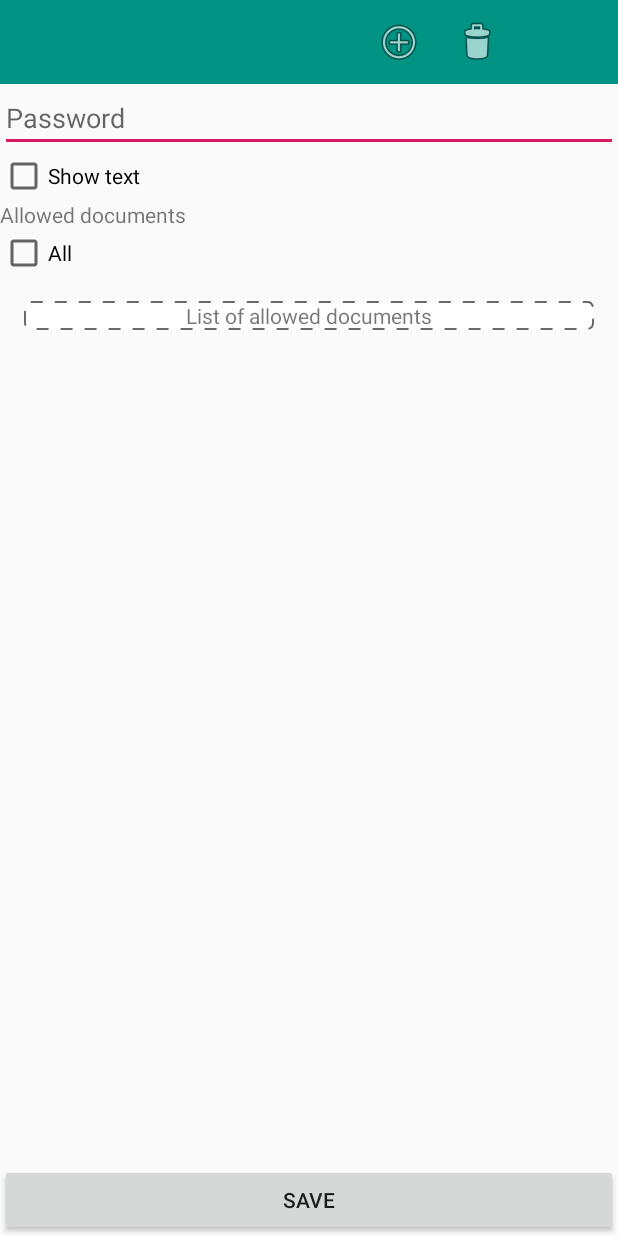
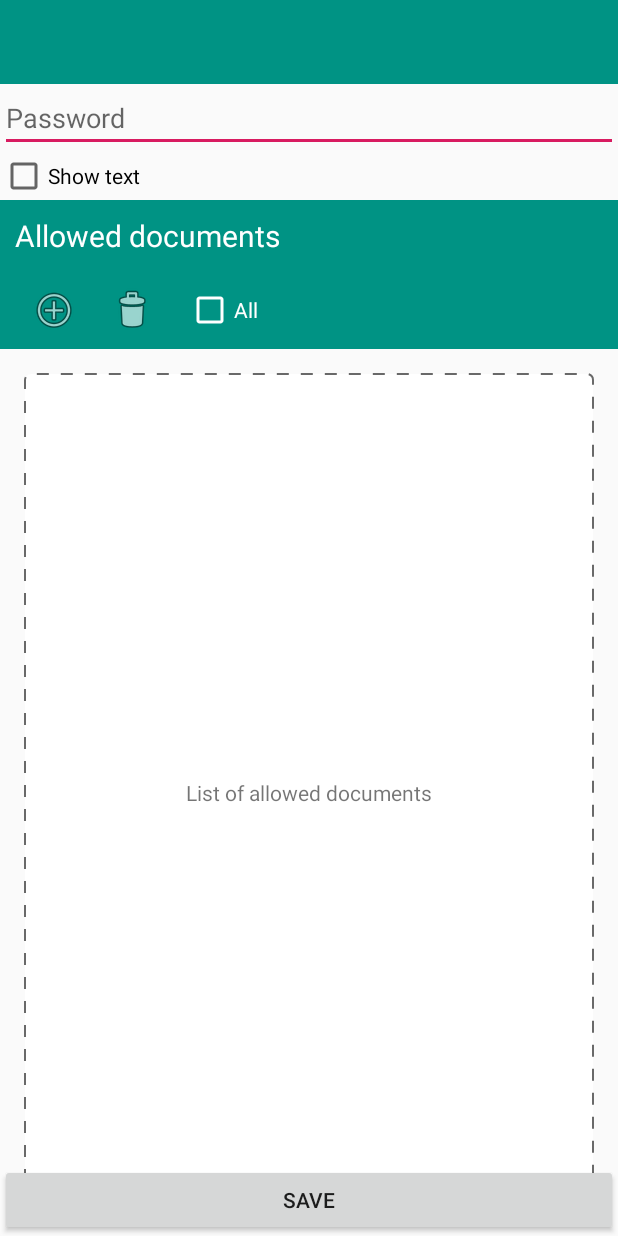
Before and after one commit to Xerusial/EEM, an Android app: the ExamEditorActivity screen opened directly, with no data from a screen before it, on a phone screen of 412 x 824 dp. Run offline under Robolectric (Android 15) with nearby library versions, the phone set to English and light mode, and no system bars; libraries missing offline, so code that uses them is left out: org.yaml.snakeyaml; 1 statement that could not run was skipped.

Commit message:
[IMP][EEM] Updated Exam Editor
Signed-off-by: Jan Siegmund <jsiegmun@hm.edu>

```diff
--- a/src/eem_host/src/main/java/edu/hm/eem_host/view/ExamEditorActivity.java
+++ b/src/eem_host/src/main/java/edu/hm/eem_host/view/ExamEditorActivity.java
@@ -2,6 +2,9 @@ package edu.hm.eem_host.view;
 
 import android.Manifest;
 import android.app.Activity;
+
+import androidx.annotation.Nullable;
+import androidx.fragment.app.Fragment;
 import androidx.lifecycle.ViewModelProviders;
 
 import android.app.AlertDialog;
@@ -19,8 +22,8 @@ import android.widget.CheckBox;
 import android.widget.EditText;
 import android.widget.ImageButton;
 import android.widget.RadioGroup;
-import android.widget.TextView;
 import android.widget.Toast;
+import android.widget.Toolbar;
 
 import java.io.File;
 import java.io.IOException;
@@ -38,7 +41,9 @@ public class ExamEditorActivity extends AppCompatActivity implements View.OnClic
 
     private EditText pwField;
     private CheckBox allDocAllowedField;
-    private ImageButton del_button;
+    private ImageButton delButton;
+    private ImageButton addButton;
+    private View docList;
 
     private final int MY_PERMISSIONS_REQUEST_READ_EXTERNAL_STORAGE = 1;
     private final int READ_REQUEST_CODE = 1;
@@ -52,20 +57,34 @@ public class ExamEditorActivity extends AppCompatActivity implements View.OnClic
         setContentView(R.layout.activity_exam_editor);
         pwField = findViewById(R.id.pass);
         allDocAllowedField = findViewById(R.id.allDocsAllowed);
-        del_button = findViewById(R.id.bt_del_doc);
-        findViewById(R.id.bt_add_doc).setOnClickListener(v -> showNameDialog());
-        del_button.setOnClickListener(v -> model.getLivedata().removeSelected());
+        delButton = findViewById(R.id.bt_del_doc);
+        addButton = findViewById(R.id.bt_add_doc);
+        addButton.setOnClickListener(v -> showNameDialog());
+        delButton.setOnClickListener(v -> model.getLivedata().removeSelected());
         findViewById(R.id.bt_save).setOnClickListener(this);
         ((CheckBox)findViewById(R.id.showPass)).setOnCheckedChangeListener((buttonView, isChecked) -> {
             if(isChecked) pwField.setTransformationMethod(null);
             else pwField.setTransformationMethod(new PasswordTransformationMethod());
         });
-        ((TextView)findViewById(R.id.examName)).setText(examName);
+        docList = findViewById(R.id.doc_list);
+        allDocAllowedField.setOnCheckedChangeListener((buttonView, isChecked) -> {
+            docUISetEnabled(!isChecked);
+        });
         allDocAllowedField.setChecked(model.getCurrent().allDocumentsAllowed);
+        ((Toolbar)findViewById(R.id.toolbar2)).setTitle(examName);
     }
 
     private void setFields(){
         model.getCurrent().allDocumentsAllowed = allDocAllowedField.isChecked();
+    }
+
+    private void docUISetEnabled(boolean enable){
+        delButton.setEnabled(enable);
+        addButton.setEnabled(enable);
+        delButton.setAlpha(enable?1.0f:0.5f);
+        addButton.setAlpha(enable?1.0f:0.5f);
+        docList.setAlpha(enable?1.0f:0.5f);
+        docList.setEnabled(enable);
     }
 
     @Override
@@ -118,7 +137,7 @@ public class ExamEditorActivity extends AppCompatActivity implements View.OnClic
     @Override
     public void onListFragmentLongPress() {
         int sel_cnt = model.getLivedata().getSelectionCount();
-        del_button.setEnabled(sel_cnt>0);
+        delButton.setEnabled(sel_cnt>0);
     }
 
     private void openFileManager(){
--- a/src/eem_host/src/main/res/layout/activity_exam_editor.xml
+++ b/src/eem_host/src/main/res/layout/activity_exam_editor.xml
@@ -11,55 +11,21 @@
         android:layout_width="match_parent"
         android:layout_height="wrap_content"
         android:background="?attr/colorPrimary"
-        android:gravity="end"
         android:minHeight="?attr/actionBarSize"
-        android:theme="?attr/actionBarTheme"
-        app:layout_constraintTop_toTopOf="parent">
-
-        <TextView
-            android:id="@+id/examName"
-            android:layout_width="wrap_content"
-            android:layout_height="wrap_content"
-            android:ellipsize="end"
-            android:ems="8"
-            android:maxLines="1"
-            android:paddingStart="10dp"
-            android:paddingEnd="20dp"
-            android:textColor="#00FFFFFF"
-            android:textSize="24sp"
-            android:textStyle="bold"
-            tools:layout_editor_absoluteX="16dp"
-            tools:layout_editor_absoluteY="18dp" />
-
-        <ImageButton
-            android:id="@+id/bt_add_doc"
-            android:layout_width="wrap_content"
-            android:layout_height="wrap_content"
-            android:background="@null"
-            android:contentDescription="@string/add"
-            android:paddingLeft="10dp"
-            android:paddingRight="10dp"
-            android:elevation="0dp"
-            app:srcCompat="@android:drawable/ic_menu_add" />
-
-        <ImageButton
-            android:id="@+id/bt_del_doc"
-            android:layout_width="wrap_content"
-            android:layout_height="wrap_content"
-            android:background="@null"
-            android:contentDescription="@string/del"
-            android:paddingLeft="10dp"
-            android:paddingRight="10dp"
-            app:srcCompat="@android:drawable/ic_menu_delete" />
+        android:theme="@style/ThemeOverlay.AppCompat.Dark.ActionBar"
+        app:layout_constraintTop_toTopOf="parent"
+        tools:title="ExamTitle">
 
     </android.widget.Toolbar>
 
-    <LinearLayout
-        android:layout_width="match_parent"
-        android:layout_height="wrap_content"
+    <androidx.constraintlayout.widget.ConstraintLayout
+        android:layout_width="0dp"
+        android:layout_height="0dp"
         android:orientation="vertical"
+        app:layout_constraintRight_toRightOf="parent"
+        app:layout_constraintLeft_toLeftOf="parent"
         app:layout_constraintTop_toBottomOf="@+id/toolbar2"
-        tools:layout_editor_absoluteX="10dp">
+        app:layout_constraintBottom_toBottomOf="parent">
 
         <EditText
             android:id="@+id/pass"
@@ -69,35 +35,86 @@
             android:hint="@string/password"
             android:importantForAutofill="no"
             android:inputType="textPassword"
+            app:layout_constraintTop_toTopOf="parent"
+            app:layout_constraintRight_toRightOf="parent"
+            app:layout_constraintLeft_toLeftOf="parent"
             tools:targetApi="o" />
 
         <CheckBox
             android:id="@+id/showPass"
             android:layout_width="match_parent"
             android:layout_height="wrap_content"
-            android:text="@string/stext" />
+            android:text="@string/stext"
+            app:layout_constraintTop_toBottomOf="@id/pass"
+            app:layout_constraintRight_toRightOf="parent"
+            app:layout_constraintLeft_toLeftOf="parent"/>
 
         <TextView
             android:id="@+id/headerDocList"
             android:layout_width="match_parent"
             android:layout_height="wrap_content"
-            android:text="@string/adoc" />
+            android:text="@string/adoc"
+            android:textSize="20sp"
+            android:textColor="@color/white"
+            android:background="@color/colorPrimary"
+            android:padding="10dp"
+            app:layout_constraintLeft_toLeftOf="parent"
+            app:layout_constraintRight_toRightOf="parent"
+            app:layout_constraintTop_toBottomOf="@id/showPass" />
 
-        <CheckBox
-            android:id="@+id/allDocsAllowed"
+        <LinearLayout
+            android:id="@+id/document_toolbar"
             android:layout_width="match_parent"
             android:layout_height="wrap_content"
-            android:text="@string/all" />
+            android:orientation="horizontal"
+            android:background="@color/colorPrimary"
+            app:layout_constraintTop_toBottomOf="@id/headerDocList"
+            android:padding="10dp">
+
+            <ImageButton
+                android:id="@+id/bt_add_doc"
+                android:layout_width="wrap_content"
+                android:layout_height="wrap_content"
+                android:background="@null"
+                android:contentDescription="@string/add"
+                android:elevation="0dp"
+                android:paddingLeft="10dp"
+                android:paddingRight="10dp"
+                app:srcCompat="@android:drawable/ic_menu_add" />
+
+            <ImageButton
+                android:id="@+id/bt_del_doc"
+                android:layout_width="wrap_content"
+                android:layout_height="wrap_content"
+                android:background="@null"
+                android:contentDescription="@string/del"
+                android:paddingLeft="10dp"
+                android:paddingRight="10dp"
+                app:srcCompat="@android:drawable/ic_menu_delete" />
+
+            <CheckBox
+                android:id="@+id/allDocsAllowed"
+                android:layout_width="wrap_content"
+                android:layout_height="wrap_content"
+                android:layout_marginLeft="10dp"
+                android:buttonTint="@color/white"
+                android:text="@string/all"
+                android:textColor="@color/white" />
+        </LinearLayout>
 
         <fragment
-            android:id="@+id/docList"
+            android:id="@+id/doc_list"
             android:name="edu.hm.eem_library.view.ItemListFragment"
-            android:layout_width="match_parent"
-            android:layout_height="wrap_content"
+            android:layout_width="0dp"
+            android:layout_height="0dp"
+            tools:layout="@layout/fragment_itemlist"
             app:ListContent="EXAMDOCUMENT"
-            tools:layout="@layout/fragment_itemlist" />
+            app:layout_constraintTop_toBottomOf="@id/document_toolbar"
+            app:layout_constraintRight_toRightOf="parent"
+            app:layout_constraintLeft_toLeftOf="parent"
+            app:layout_constraintBottom_toBottomOf="parent"/>
 
-    </LinearLayout>
+    </androidx.constraintlayout.widget.ConstraintLayout>
 
     <Button
         android:id="@+id/bt_save"
--- a/src/eem_library/src/main/java/edu/hm/eem_library/model/ExamDocument.java
+++ b/src/eem_library/src/main/java/edu/hm/eem_library/model/ExamDocument.java
@@ -45,20 +45,22 @@ public class ExamDocument{
 
     public void incrName(){
         String[] parts = name.split(" ");
-        final int preEndIndex = parts.length-1;
+        int preEndIndex = parts.length-1;
         int num;
         try {
             num = Integer.parseInt(parts[preEndIndex]);
             num++;
         } catch (NumberFormatException e){
             num = 1;
+            preEndIndex = parts.length;
         }
         name = "";
-        StringBuilder builder = new StringBuilder(name);
+        StringBuilder builder = new StringBuilder(parts[0] + ' ');
         for(int i = 1; i<preEndIndex; i++){
             builder.append(parts[i]);
             builder.append(' ');
         }
         builder.append(num);
+        name = builder.toString();
     }
 }
--- a/src/eem_library/src/main/java/edu/hm/eem_library/view/AbstractMainActivity.java
+++ b/src/eem_library/src/main/java/edu/hm/eem_library/view/AbstractMainActivity.java
@@ -19,7 +19,6 @@ import android.widget.Toolbar;
 
 import edu.hm.eem_library.R;
 import edu.hm.eem_library.model.ExamListViewModel;
-import edu.hm.eem_library.view.ItemListFragment;
 
 public abstract class AbstractMainActivity extends AppCompatActivity implements ItemListFragment.OnListFragmentPressListener {
 
--- a/src/eem_library/src/main/res/layout/activity_abstract_main.xml
+++ b/src/eem_library/src/main/res/layout/activity_abstract_main.xml
@@ -49,13 +49,15 @@
     </android.widget.Toolbar>
 
     <fragment
-        android:id="@+id/fragment"
+        android:id="@+id/doc_list"
         android:name="edu.hm.eem_library.view.ItemListFragment"
-        android:layout_width="match_parent"
-        android:layout_height="wrap_content"
+        android:layout_width="0dp"
+        android:layout_height="0dp"
         app:ListContent="EXAM"
         app:layout_constraintLeft_toLeftOf="parent"
+        app:layout_constraintRight_toRightOf="parent"
         app:layout_constraintTop_toBottomOf="@id/toolbar"
+        app:layout_constraintBottom_toBottomOf="parent"
         tools:layout="@layout/fragment_itemlist" />
 
 </androidx.constraintlayout.widget.ConstraintLayout>
--- a/src/eem_library/src/main/res/values/colors.xml
+++ b/src/eem_library/src/main/res/values/colors.xml
@@ -5,4 +5,5 @@
     <color name="colorAccent">#D81B60</color>
     <color name="colorPrimaryLight">#769491</color>
     <color name="black">#000000</color>
+    <color name="white">#FFFFFF</color>
 </resources>
```
